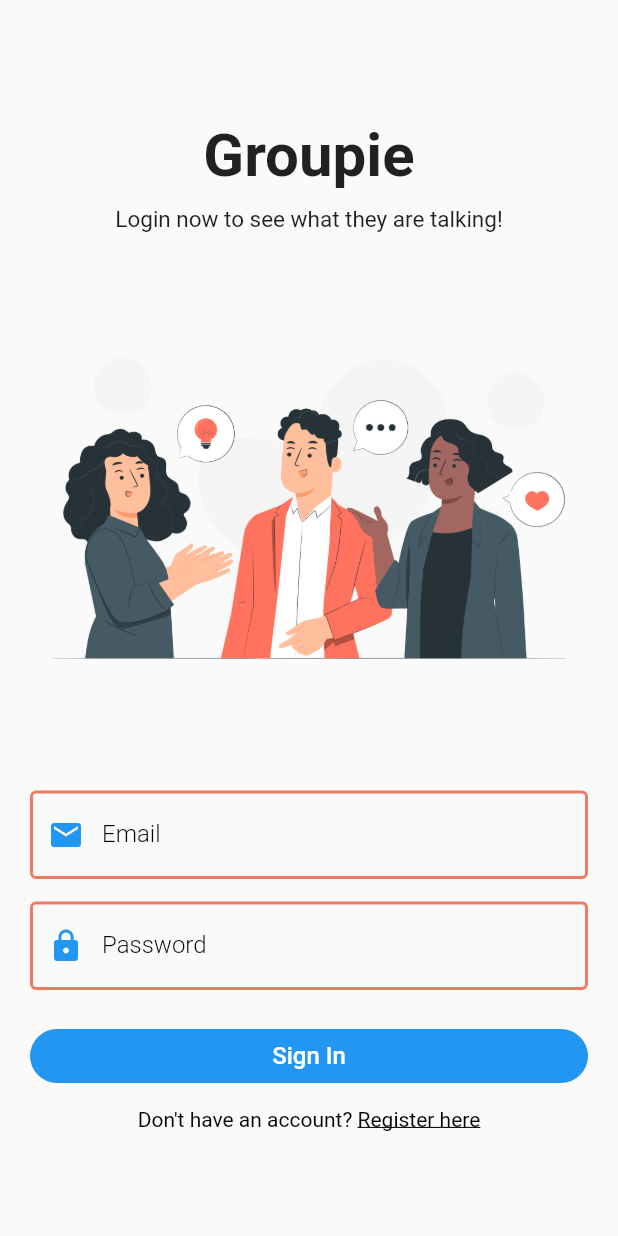
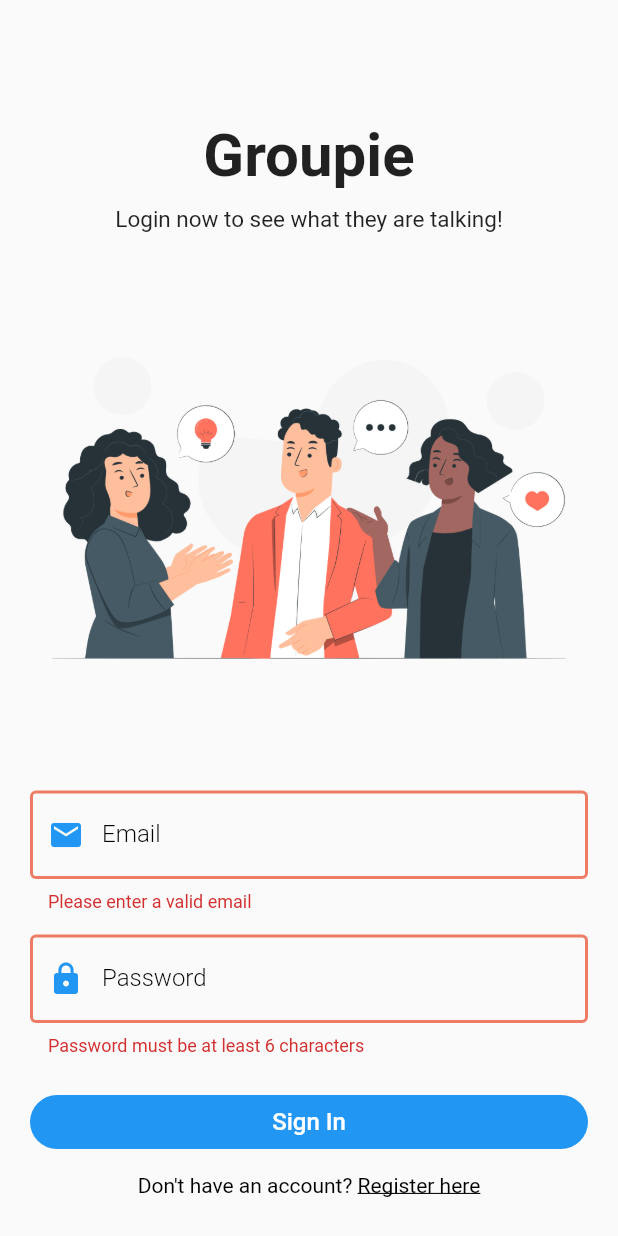
Before and after one commit to BerkayAkdenx/chat_app, a Flutter app: the screen it shows after launch, after a tap on "Sign In", on a phone screen of 412 x 824 dp. Run offline on Flutter 3.47's test engine with Material 2 defaults, Android fonts, the phone set to English and light mode, and no system bars; our stand-ins replace cloud_firestore, firebase_auth, firebase_core, shared_preferences; accounts and stored records are empty.

Commit message:
login done

```diff
--- a/chatapp/lib/pages/auth/login_page.dart
+++ b/chatapp/lib/pages/auth/login_page.dart
@@ -1,6 +1,11 @@
+import 'package:chatapp/helper/helper_function.dart';
 import 'package:chatapp/pages/auth/register_page.dart';
+import 'package:chatapp/pages/home_page.dart';
 import 'package:chatapp/service/auth_service.dart';
+import 'package:chatapp/service/database_service.dart';
 import 'package:chatapp/widgets/widgets.dart';
+import 'package:cloud_firestore/cloud_firestore.dart';
+import 'package:firebase_auth/firebase_auth.dart';
 import 'package:flutter/gestures.dart';
 import 'package:flutter/material.dart';
 
@@ -15,8 +20,8 @@ class _LoginPageState extends State<LoginPage> {
   final formKey = GlobalKey<FormState>();
   String email = "";
   String password = "";
-  final bool _isLoading = false;
-  AuthServices authServices = AuthServices();
+  bool _isLoading = false;
+  AuthServices authService = AuthServices();
   @override
   Widget build(BuildContext context) {
     return Scaffold(
@@ -136,5 +141,31 @@ class _LoginPageState extends State<LoginPage> {
     );
   }
 
-  void login() async {}
+  login() async {
+    if (formKey.currentState!.validate()) {
+      setState(() {
+        _isLoading = true;
+      });
+      await authService
+          .loginWithUserNameandPassword(email, password)
+          .then((value) async {
+        if (value == true) {
+          QuerySnapshot snapshot =
+              await DatabaseService(uid: FirebaseAuth.instance.currentUser!.uid)
+                  .gettingUserData(email);
+          // saving the values to our shared preferences
+          await HelperFunctions.saveUserLoggedInStatus(true);
+          await HelperFunctions.saveUserEmailSF(email);
+          await HelperFunctions.saveUserNameSF(snapshot.docs[0]['fullName']);
+          // ignore: use_build_context_synchronously
+          nextScreenReplace(context, const HomePage());
+        } else {
+          showSnackbar(context, Colors.red, value);
+          setState(() {
+            _isLoading = false;
+          });
+        }
+      });
+    }
+  }
 }
--- a/chatapp/lib/service/database_service.dart
+++ b/chatapp/lib/service/database_service.dart
@@ -21,4 +21,10 @@ class DatabaseService {
       "uid": uid,
     });
   }
+
+  Future gettingUserData(String email) async {
+    QuerySnapshot snapshot =
+        await userCollection.where("email", isEqualTo: email).get();
+    return snapshot;
+  }
 }
```
